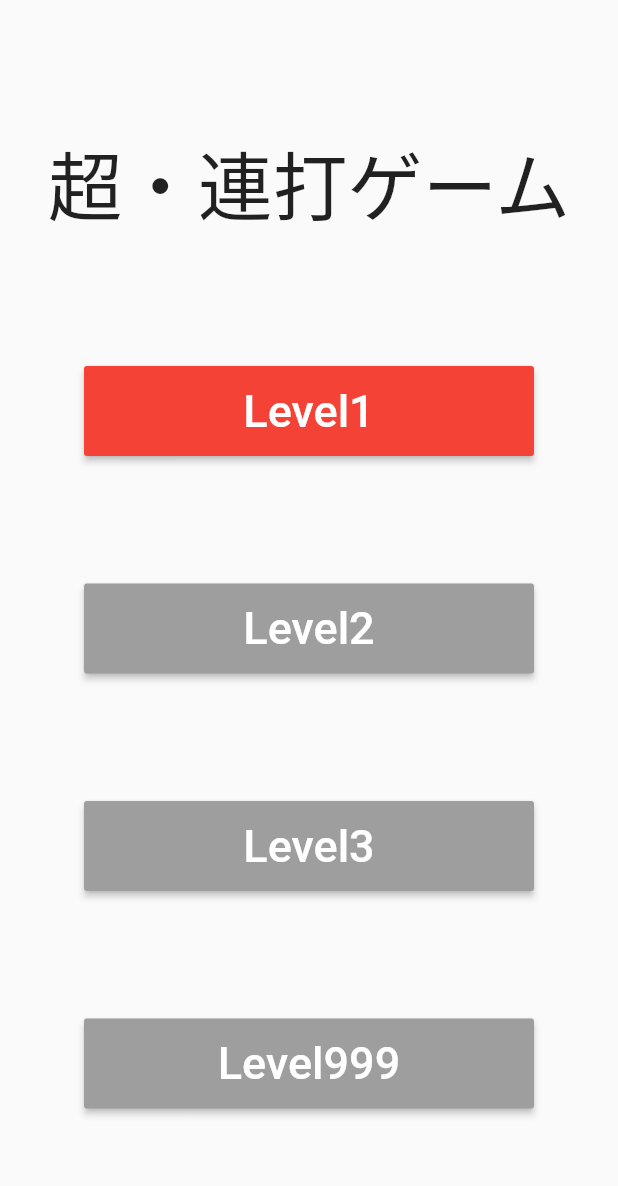
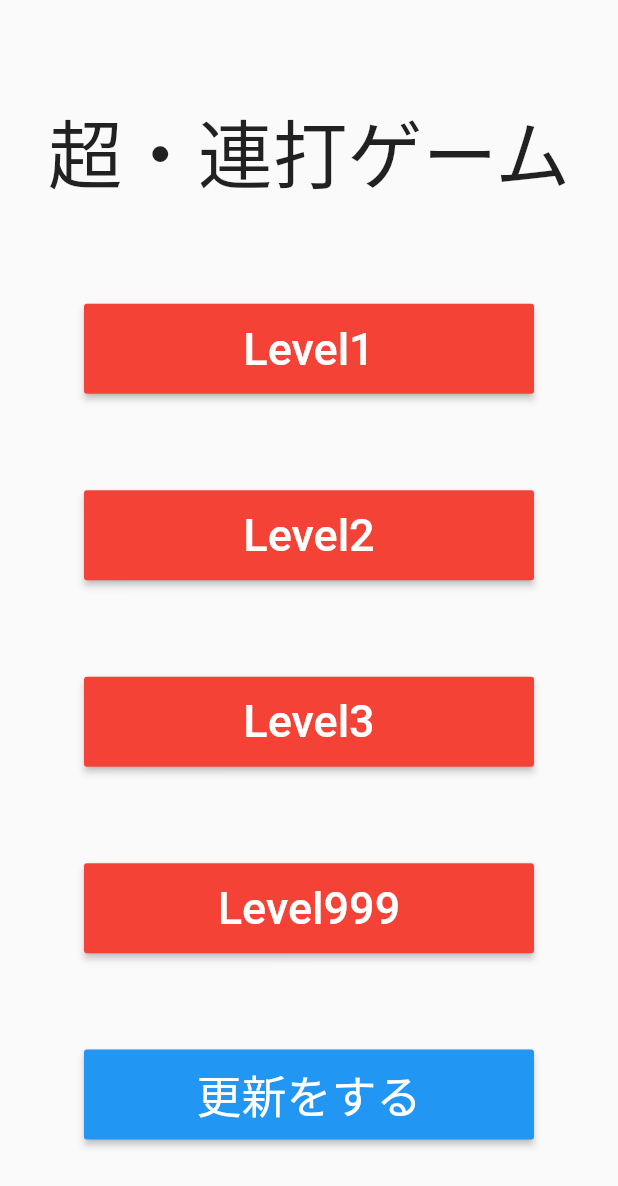
Before and after one commit to iseruuuuu/Tap_Tap_Game, a Flutter app: the screen it shows after launch, on a phone screen of 412 x 824 dp. Shown: the top 1186 px of the screen. Run offline on Flutter 3.47's test engine with Material 2 defaults, Android fonts, the light colour scheme and no system bars; our stand-ins replace shared_preferences.

Commit message:
[add]色々変更

```diff
--- a/lib/children/dialog.dart
+++ b/lib/children/dialog.dart
@@ -14,7 +14,7 @@ class goodDialog extends StatelessWidget {
       Text("ゲームクリア！",
         style: TextStyle(
           fontWeight: FontWeight.bold,
-          fontSize: 40,
+          fontSize: 35,
         ),
       ),
       ),
@@ -31,7 +31,7 @@ class goodDialog extends StatelessWidget {
             style: TextStyle(
               color: Colors.black,
               fontWeight: FontWeight.bold,
-              fontSize: 20,
+              fontSize: 17,
             ),
           ),
         ),
--- a/lib/main.dart
+++ b/lib/main.dart
@@ -46,9 +46,13 @@ void main() {
 //TODO 数字を反映する。　　達成!!
 
 
+
 //TODO 色の変化をボタンを押した時に変化させる。
 //TODO 色を保存する。(sharePrefrence)を使用して
+//TODO Level3,4,999にも同じように変更する。
 
+
+//TODO 更新ボタンを押すこと？？
 
 
 
@@ -126,7 +130,6 @@ class _MyHomePageState extends State<MyHomePage> {
     load();
     load2();
     selectColor2();
-   // print('$stage2 ssss');
   }
 
 
@@ -146,9 +149,9 @@ class _MyHomePageState extends State<MyHomePage> {
     int counter2 = (prefs.getInt('counter2') ?? 0) + 0;
     int counter3 = (prefs.getInt('counter3') ?? 0) + 0;
 
-  //  print('Pressed $counter times.');
-  //  print('Pressed $counter2 times.');
-  // print('Pressed $counter3 times.');
+    print('Pressed $counter times.');
+    print('Pressed $counter2 times.');
+    print('Pressed $counter3 times.');
 
     await prefs.setInt('counter', counter);
     await prefs.setInt('counter2', counter2);
@@ -156,26 +159,27 @@ class _MyHomePageState extends State<MyHomePage> {
 
     if (counter >= 1) {
       stage2 = true;
-      print('$stage2 jjjhjhjh');
       //TODO 色を変えたい
-      selectColor2();
+      //  selectColor2();
     }
 
     if (counter2 >= 1) {
       stage3 = true;
       print(stage3);
       //TODO 色を変えたい
-      selectColor3();
+      //   selectColor3();
     }
 
     if (counter3 >= 1) {
       stage999 = true;
       print(stage999);
       //TODO 色を変えたい
-      selectColor999();
+      // selectColor999();
+    }
   }
 
-  }
+
+
 
 
   @override
@@ -209,20 +213,12 @@ class _MyHomePageState extends State<MyHomePage> {
                   child: Text('Level2'
                     ,style: TextStyle(fontSize: size,),
                   ),
-                  color: selectColor2(),
+                  color: Colors.red,
                   textColor: Colors.white,
                   onPressed: () {
-                    if (touch == 0) {
                     load2();
                     //TODO 色を変えたい。
-
                     //TODO 色を固定させたい。
-
-
-                      selectColor2();
-                      touch++;
-                      print(touch);
-                    } else {
                     if (stage2 == false) {
                       showDialog(
                         context: context,
@@ -232,7 +228,6 @@ class _MyHomePageState extends State<MyHomePage> {
                       );
                     } else {
                       Navigator.of(context).pushNamed('/second');
-                      }
                     }
                   }
               ),
@@ -246,9 +241,10 @@ class _MyHomePageState extends State<MyHomePage> {
                   child: Text('Level3'
                     ,style: TextStyle(fontSize: size,),
                   ),
-                  color: selectColor3(),
+                  color: Colors.red,
                   textColor: Colors.white,
                   onPressed: (){
+                    load2();
                     if (stage3 == false) {
                       showDialog(
                         context: context,
@@ -270,9 +266,10 @@ class _MyHomePageState extends State<MyHomePage> {
                   child: Text('Level999'
                     ,style: TextStyle(fontSize: size,),
                   ),
-                  color: selectColor999(),
+                  color: Colors.red,
                   textColor: Colors.white,
                   onPressed: (){
+                    load2();
                     if (stage999 == false) {
                       showDialog(
                         context: context,
@@ -283,6 +280,24 @@ class _MyHomePageState extends State<MyHomePage> {
                     }else{
                       Navigator.of(context).pushNamed('/last');
                     }
+                  }
+              ),
+            ),
+
+
+            ButtonTheme(
+              minWidth:width,
+              height: height,
+              child: RaisedButton(
+                  child: Text('更新をする'
+                    ,style: TextStyle(fontSize: size,),
+                  ),
+                  color: Colors.blue,
+                  textColor: Colors.white,
+                  onPressed: () {
+                    setState(() {
+                      load2();
+                    });
                   }
               ),
             ),
@@ -298,7 +313,37 @@ class _MyHomePageState extends State<MyHomePage> {
     ));
   }
 
+
+  void saveColor(int r, int g ,int b, double opacity) async {
+  final prefs = await SharedPreferences.getInstance();
+  prefs.setInt('r', r);
+  prefs.setInt('g', g);
+  prefs.setInt('b', b);
+  prefs.setDouble('o', opacity);
+
+  }
+
+  getColor() async {
+    final prefs = await SharedPreferences.getInstance();
+    final r = prefs.getInt('r');
+    final g = prefs.getInt('g');
+    final b = prefs.getInt('b');
+    final opacity = prefs.getDouble('o');
+    return Color.fromRGBO(r, g, b, opacity);
+  }
+
  */
+
+
+
+
+
+
+
+
+
+
+
 
   Color selectColor2() {
     if(stage2 == true) {
```
Also changed, not shown: lib/stage_second.dart (+10 -0 lines), lib/stage_third.dart (+10 -0 lines). Lines whose indentation alone changed are shown as unchanged.
